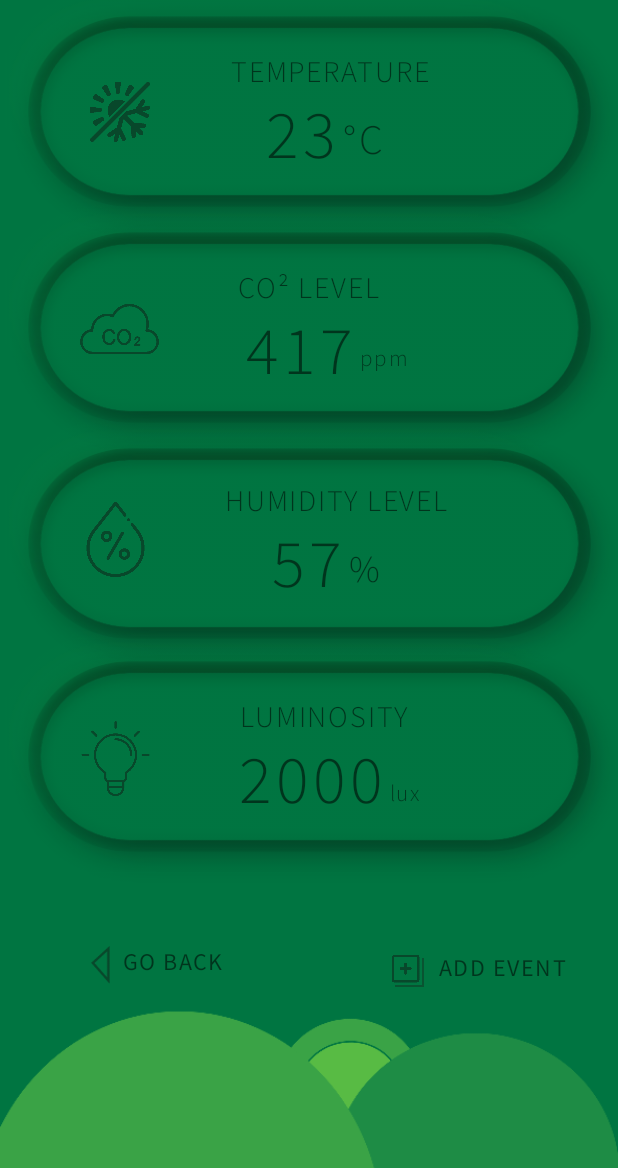
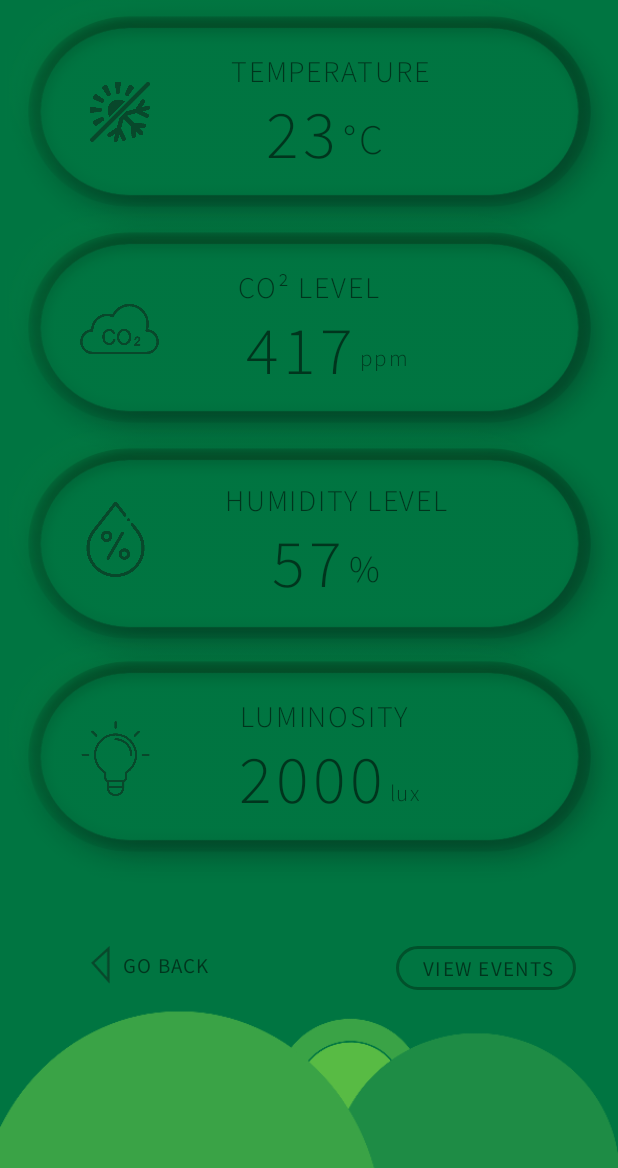
Before and after one commit to breznytomas/SEP4Android, an Android app: the GreenhouseSensorsActivity screen opened directly, with no data from a screen before it, on a phone screen of 412 x 824 dp, the part 68-1236 px from its top. Run offline under Robolectric (Android 15) with nearby library versions, the phone set to English and light mode, and no system bars.

Commit message:
Added some stuff. Removed some stuff.

```diff
--- a/app/src/main/java/com/example/sep4android/View/GreenhouseSensorsActivity.java
+++ b/app/src/main/java/com/example/sep4android/View/GreenhouseSensorsActivity.java
@@ -21,10 +21,10 @@ import java.util.List;
 
 public class GreenhouseSensorsActivity extends AppCompatActivity implements View.OnClickListener {
 
-    private ImageView temperatureModule, co2Module, humidityModule, lightModule, addButton, backButton;
+    private ImageView temperatureModule, co2Module, humidityModule, lightModule, backButton;
     private TextView  greenHouseName, temperatureValue, co2Value, humidityValue, luminosityValue;
 
-    private TextView addEventButton, backIconButton;
+    private TextView viewEventsButton, backIconButton;
 
     private final String BOARD_ID_TEST = "0004A30B00259D2C";
 
@@ -58,11 +58,8 @@ public class GreenhouseSensorsActivity extends AppCompatActivity implements View
         /* -------------------------------------------------- */
         /* Buttons */
 
-        addEventButton = findViewById(R.id.addEventButtonTextView);
-        addEventButton.setOnClickListener(this);
-
-        addButton = findViewById(R.id.addEventIcon);
-        addButton.setOnClickListener(this);
+        viewEventsButton = findViewById(R.id.viewEventsButtonTextView);
+        viewEventsButton.setOnClickListener(this);
 
         backButton = findViewById(R.id.back_button_sensors);
         backButton.setOnClickListener(this);
@@ -131,8 +128,8 @@ public class GreenhouseSensorsActivity extends AppCompatActivity implements View
         } else if (view.getId() == R.id.lightModule) {
             startActivity(new Intent(this, LightDetailsActivity.class));
             overridePendingTransition(R.anim.slide_in_right, R.anim.slide_out_left);
-        } else if (view.getId() == R.id.addEventButtonTextView) {
-            startActivity(new Intent(this, AddEventActivity.class));
+        } else if (view.getId() == R.id.viewEventsButtonTextView) {
+            startActivity(new Intent(this, ViewEventsListActivity.class));
             overridePendingTransition(R.anim.slide_in_right, R.anim.slide_out_left);
         } else if (view.getId() == R.id.back_button_sensors) {
             finish();
@@ -140,9 +137,6 @@ public class GreenhouseSensorsActivity extends AppCompatActivity implements View
         } else if (view.getId() == R.id.backTextView) {
             finish();
             overridePendingTransition(R.anim.slide_in_left, R.anim.slide_out_right);
-        } else if (view.getId() == R.id.addEventIcon) {
-            startActivity(new Intent(this, AddEventActivity.class));
-            overridePendingTransition(R.anim.slide_in_right, R.anim.slide_out_left);
         }
     }
 }
--- a/app/src/main/java/com/example/sep4android/View/ProfileActivity.java
+++ b/app/src/main/java/com/example/sep4android/View/ProfileActivity.java
@@ -25,6 +25,7 @@ public class ProfileActivity extends AppCompatActivity implements View.OnClickLi
 
         backButton = findViewById(R.id.back_button_profile);
         backButton.setOnClickListener(this);
+
         logOutButton = findViewById(R.id.logoutButtonProfile);
         logOutButton.setOnClickListener(this);
 
--- a/app/src/main/res/drawable/module_mk_1.xml
+++ b/app/src/main/res/drawable/module_mk_1.xml
@@ -5,7 +5,7 @@
         android:height="70dp" />
     <padding android:left="15dp" />
     <stroke
-        android:width="5dp"
+        android:width="2dp"
         android:color="#D2024928">
     </stroke>
     <corners android:radius="100dp"/>
--- a/app/src/main/res/layout/activity_greenhouse_home_page.xml
+++ b/app/src/main/res/layout/activity_greenhouse_home_page.xml
@@ -8,7 +8,7 @@
     android:background="@drawable/greenhouse_sensors_home_background"
     android:fitsSystemWindows="true"
     tools:context=".View.GreenhouseHomeActivity"
-    tools:openDrawer="start">
+   >
 
     <LinearLayout
         android:layout_width="match_parent"
--- a/app/src/main/res/layout/activity_greenhouse_sensors.xml
+++ b/app/src/main/res/layout/activity_greenhouse_sensors.xml
@@ -6,6 +6,7 @@
     android:layout_height="match_parent"
     android:background="@drawable/greenhouse_home_background"
     tools:context=".View.GreenhouseSensorsActivity">
+    <!--  TODO change the background to greenhouse_home_background -->
 
     <TextView
         android:id="@+id/greenhouseNameTextDetails"
@@ -270,39 +271,42 @@
 
     <TextView
         android:id="@+id/backTextView"
-        android:layout_width="103dp"
-        android:layout_height="27dp"
+        android:layout_width="101dp"
+        android:layout_height="18dp"
+        android:layout_marginTop="4dp"
         android:fontFamily="@font/source_sans_pro_regular"
         android:letterSpacing="0.06"
         android:text="GO BACK"
-        android:textSize="16sp"
-        app:layout_constraintBottom_toBottomOf="@+id/back_button_sensors"
+        android:textSize="14sp"
         app:layout_constraintStart_toEndOf="@+id/back_button_sensors"
-        app:layout_constraintTop_toTopOf="@+id/back_button_sensors"
-        app:layout_constraintVertical_bias="0.0" />
+        app:layout_constraintTop_toTopOf="@+id/back_button_sensors" />
+
+    <ImageView
+        android:id="@+id/addEventsButtonItemView"
+        android:layout_width="120dp"
+        android:layout_height="29dp"
+        android:layout_marginTop="40dp"
+        android:layout_marginEnd="28dp"
+        android:background="@drawable/module_mk_1"
+        android:focusable="true"
+        app:layout_constraintEnd_toEndOf="parent"
+        app:layout_constraintTop_toBottomOf="@+id/lightModule" />
 
     <TextView
-        android:id="@+id/addEventButtonTextView"
-        android:layout_width="87dp"
-        android:layout_height="21dp"
-        android:layout_marginTop="4dp"
-        android:layout_marginEnd="32dp"
+        android:id="@+id/viewEventsButtonTextView"
+        android:layout_width="102dp"
+        android:layout_height="20dp"
+        android:layout_marginBottom="1dp"
         android:fontFamily="@font/source_sans_pro_regular"
         android:letterSpacing="0.06"
-        android:text="ADD EVENT"
-        android:textSize="16sp"
-        app:layout_constraintEnd_toEndOf="parent"
-        app:layout_constraintTop_toTopOf="@+id/backTextView" />
-
-    <ImageView
-        android:id="@+id/addEventIcon"
-        android:layout_width="25dp"
-        android:layout_height="25dp"
-        android:layout_marginTop="44dp"
-        android:layout_marginEnd="8dp"
-        android:src="@drawable/ic_add_event"
-        app:layout_constraintEnd_toStartOf="@+id/addEventButtonTextView"
-        app:layout_constraintTop_toBottomOf="@+id/lightModule" />
+        android:text="VIEW EVENTS"
+        android:textSize="14sp"
+        app:layout_constraintBottom_toBottomOf="@+id/addEventsButtonItemView"
+        app:layout_constraintEnd_toEndOf="@+id/addEventsButtonItemView"
+        app:layout_constraintHorizontal_bias="1.0"
+        app:layout_constraintStart_toStartOf="@+id/addEventsButtonItemView"
+        app:layout_constraintTop_toTopOf="@+id/addEventsButtonItemView"
+        app:layout_constraintVertical_bias="0.777" />
 
     <ImageView
         android:id="@+id/back_button_sensors"
```
Also changed, not shown: app/src/main/AndroidManifest.xml (+5 -2 lines), app/src/main/java/com/example/sep4android/View/Co2DetailsActivity.java (+9 -3 lines), app/src/main/java/com/example/sep4android/View/HumidityDetailsActivity.java (+10 -3 lines), app/src/main/java/com/example/sep4android/View/LightDetailsActivity.java (+9 -3 lines), app/src/main/java/com/example/sep4android/View/TemperatureDetailsActivity.java (+12 -5 lines), app/src/main/java/com/example/sep4android/View/ViewEventsListActivity.java (added, +31 -0 lines), app/src/main/res/layout/activity_co2_details.xml (+7 -7 lines), app/src/main/res/layout/activity_humidity_details.xml (+7 -8 lines), app/src/main/res/layout/activity_light_details.xml (+7 -8 lines), app/src/main/res/layout/activity_temperature_details.xml (+7 -7 lines), app/src/main/res/layout/activity_view_events_list.xml (added, +50 -0 lines), app/src/main/res/layout/events_recycler_view.xml (added, +22 -0 lines).
